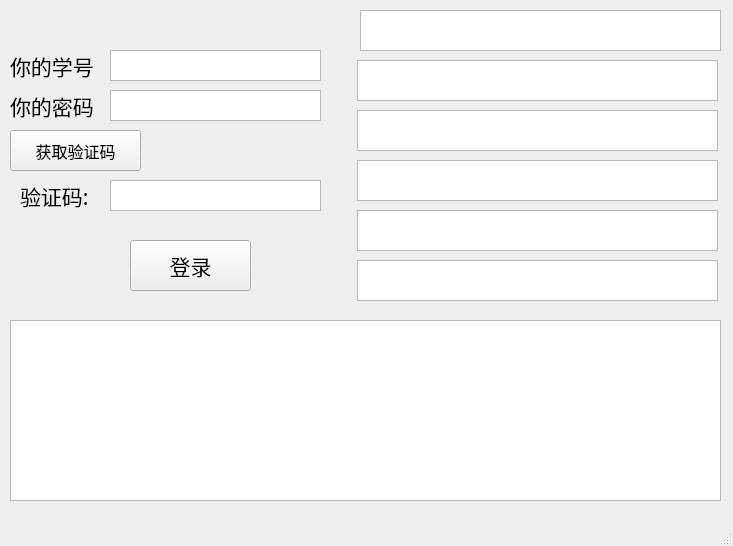
The window that ui_test.ui (JunkuiZhang/whuCourseSelector) describes before a commit, drawn with Qt 5.
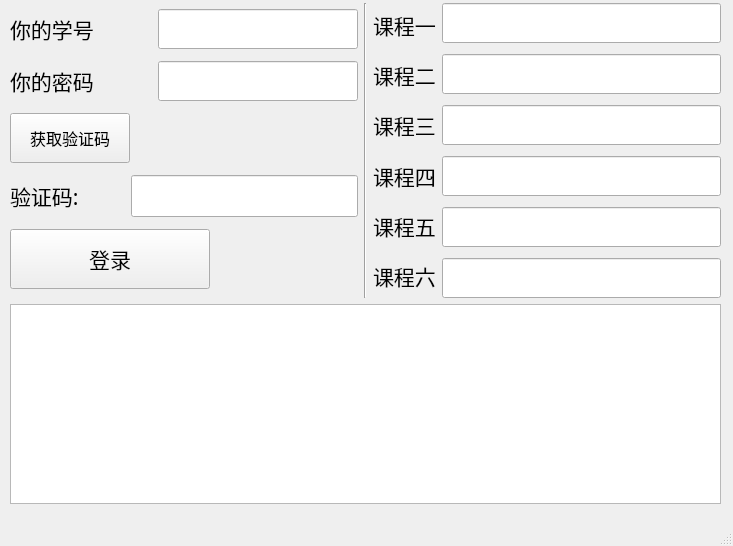
The same window after the commit. Icons and pictures are not drawn.

Diff of the .ui file:
```diff
--- a/ui_test.ui
+++ b/ui_test.ui
@@ -14,235 +14,569 @@
    <string>MainWindow</string>
   </property>
   <widget class="QWidget" name="centralwidget">
-   <widget class="QTextEdit" name="user_name">
+   <widget class="QWidget" name="">
     <property name="geometry">
      <rect>
-      <x>110</x>
-      <y>50</y>
-      <width>211</width>
-      <height>31</height>
-     </rect>
-    </property>
-    <property name="toolTip">
-     <string>&lt;html&gt;&lt;head/&gt;&lt;body&gt;&lt;p&gt;在这里输入你的学号&lt;/p&gt;&lt;/body&gt;&lt;/html&gt;</string>
-    </property>
-    <property name="inputMethodHints">
-     <set>Qt::ImhDigitsOnly</set>
-    </property>
-   </widget>
-   <widget class="QLabel" name="tips_user_name">
-    <property name="geometry">
-     <rect>
       <x>10</x>
-      <y>50</y>
-      <width>101</width>
-      <height>31</height>
-     </rect>
-    </property>
-    <property name="font">
-     <font>
-      <family>宋体</family>
-      <pointsize>16</pointsize>
-     </font>
-    </property>
-    <property name="text">
-     <string>你的学号</string>
-    </property>
-   </widget>
-   <widget class="QLabel" name="tips_password">
-    <property name="geometry">
-     <rect>
-      <x>10</x>
-      <y>90</y>
-      <width>101</width>
-      <height>31</height>
-     </rect>
-    </property>
-    <property name="font">
-     <font>
-      <family>宋体</family>
-      <pointsize>16</pointsize>
-     </font>
-    </property>
-    <property name="text">
-     <string>你的密码</string>
-    </property>
-   </widget>
-   <widget class="QTextEdit" name="password">
-    <property name="geometry">
-     <rect>
-      <x>110</x>
-      <y>90</y>
-      <width>211</width>
-      <height>31</height>
-     </rect>
-    </property>
-    <property name="toolTip">
-     <string>&lt;html&gt;&lt;head/&gt;&lt;body&gt;&lt;p&gt;在这里输入你的密码&lt;/p&gt;&lt;/body&gt;&lt;/html&gt;</string>
-    </property>
-   </widget>
-   <widget class="QLabel" name="captcha">
-    <property name="geometry">
-     <rect>
-      <x>170</x>
-      <y>140</y>
-      <width>131</width>
-      <height>31</height>
-     </rect>
-    </property>
-    <property name="toolTip">
-     <string>&lt;html&gt;&lt;head/&gt;&lt;body&gt;&lt;p&gt;验证码&lt;/p&gt;&lt;/body&gt;&lt;/html&gt;</string>
-    </property>
-    <property name="text">
-     <string/>
-    </property>
-    <property name="pixmap">
-     <pixmap>0.jpg</pixmap>
-    </property>
-   </widget>
-   <widget class="QTextEdit" name="captcha_2">
-    <property name="geometry">
-     <rect>
-      <x>110</x>
-      <y>180</y>
-      <width>211</width>
-      <height>31</height>
-     </rect>
-    </property>
-    <property name="toolTip">
-     <string>&lt;html&gt;&lt;head/&gt;&lt;body&gt;&lt;p&gt;在这里输入上图的验证码&lt;/p&gt;&lt;/body&gt;&lt;/html&gt;</string>
-    </property>
-   </widget>
-   <widget class="QLabel" name="tips_captcha_2">
-    <property name="geometry">
-     <rect>
-      <x>20</x>
-      <y>180</y>
-      <width>81</width>
-      <height>31</height>
-     </rect>
-    </property>
-    <property name="font">
-     <font>
-      <family>宋体</family>
-      <pointsize>16</pointsize>
-     </font>
-    </property>
-    <property name="text">
-     <string>验证码:</string>
-    </property>
-   </widget>
-   <widget class="QPushButton" name="login">
-    <property name="geometry">
-     <rect>
-      <x>130</x>
-      <y>240</y>
-      <width>121</width>
-      <height>51</height>
-     </rect>
-    </property>
-    <property name="font">
-     <font>
-      <family>黑体</family>
-      <pointsize>16</pointsize>
-     </font>
-    </property>
-    <property name="toolTip">
-     <string>&lt;html&gt;&lt;head/&gt;&lt;body&gt;&lt;p&gt;登录&lt;/p&gt;&lt;/body&gt;&lt;/html&gt;</string>
-    </property>
-    <property name="text">
-     <string>登录</string>
-    </property>
-   </widget>
-   <widget class="QTextBrowser" name="print_window">
-    <property name="geometry">
-     <rect>
-      <x>10</x>
-      <y>320</y>
+      <y>3</y>
       <width>711</width>
-      <height>181</height>
+      <height>501</height>
      </rect>
     </property>
+    <layout class="QVBoxLayout" name="verticalLayout_2">
+     <item>
+      <layout class="QHBoxLayout" name="horizontalLayout_6">
+       <item>
+        <layout class="QVBoxLayout" name="verticalLayout">
+         <item>
+          <layout class="QHBoxLayout" name="horizontalLayout">
+           <item>
+            <widget class="QLabel" name="tips_user_name">
+             <property name="font">
+              <font>
+               <family>宋体</family>
+               <pointsize>16</pointsize>
+              </font>
+             </property>
+             <property name="text">
+              <string>你的学号</string>
+             </property>
+            </widget>
+           </item>
+           <item>
+            <spacer name="horizontalSpacer">
+             <property name="orientation">
+              <enum>Qt::Horizontal</enum>
+             </property>
+             <property name="sizeHint" stdset="0">
+              <size>
+               <width>40</width>
+               <height>20</height>
+              </size>
+             </property>
+            </spacer>
+           </item>
+           <item>
+            <widget class="QLineEdit" name="user_name">
+             <property name="minimumSize">
+              <size>
+               <width>200</width>
+               <height>40</height>
+              </size>
+             </property>
+             <property name="maximumSize">
+              <size>
+               <width>200</width>
+               <height>40</height>
+              </size>
+             </property>
+             <property name="font">
+              <font>
+               <family>Adobe Arabic</family>
+               <pointsize>18</pointsize>
+              </font>
+             </property>
+            </widget>
+           </item>
+          </layout>
+         </item>
+         <item>
+          <layout class="QHBoxLayout" name="horizontalLayout_3">
+           <item>
+            <widget class="QLabel" name="tips_password">
+             <property name="font">
+              <font>
+               <family>宋体</family>
+               <pointsize>16</pointsize>
+              </font>
+             </property>
+             <property name="text">
+              <string>你的密码</string>
+             </property>
+            </widget>
+           </item>
+           <item>
+            <spacer name="horizontalSpacer_2">
+             <property name="orientation">
+              <enum>Qt::Horizontal</enum>
+             </property>
+             <property name="sizeHint" stdset="0">
+              <size>
+               <width>40</width>
+               <height>20</height>
+              </size>
+             </property>
+            </spacer>
+           </item>
+           <item>
+            <widget class="QLineEdit" name="password">
+             <property name="minimumSize">
+              <size>
+               <width>200</width>
+               <height>40</height>
+              </size>
+             </property>
+             <property name="maximumSize">
+              <size>
+               <width>200</width>
+               <height>40</height>
+              </size>
+             </property>
+             <property name="font">
+              <font>
+               <family>Arial</family>
+               <pointsize>12</pointsize>
+              </font>
+             </property>
+             <property name="focusPolicy">
+              <enum>Qt::StrongFocus</enum>
+             </property>
+             <property name="echoMode">
+              <enum>QLineEdit::Password</enum>
+             </property>
+            </widget>
+           </item>
+          </layout>
+         </item>
+         <item>
+          <layout class="QHBoxLayout" name="horizontalLayout_4">
+           <item>
+            <widget class="QPushButton" name="get_captcha">
+             <property name="minimumSize">
+              <size>
+               <width>120</width>
+               <height>50</height>
+              </size>
+             </property>
+             <property name="maximumSize">
+              <size>
+               <width>120</width>
+               <height>50</height>
+              </size>
+             </property>
+             <property name="font">
+              <font>
+               <family>黑体</family>
+               <pointsize>12</pointsize>
+              </font>
+             </property>
+             <property name="text">
+              <string>获取验证码</string>
+             </property>
+            </widget>
+           </item>
+           <item>
+            <spacer name="horizontalSpacer_3">
+             <property name="orientation">
+              <enum>Qt::Horizontal</enum>
+             </property>
+             <property name="sizeHint" stdset="0">
+              <size>
+               <width>40</width>
+               <height>20</height>
+              </size>
+             </property>
+            </spacer>
+           </item>
+           <item>
+            <widget class="QLabel" name="captcha">
+             <property name="minimumSize">
+              <size>
+               <width>135</width>
+               <height>50</height>
+              </size>
+             </property>
+             <property name="maximumSize">
+              <size>
+               <width>135</width>
+               <height>50</height>
+              </size>
+             </property>
+             <property name="toolTip">
+              <string>&lt;html&gt;&lt;head/&gt;&lt;body&gt;&lt;p&gt;验证码&lt;/p&gt;&lt;/body&gt;&lt;/html&gt;</string>
+             </property>
+             <property name="text">
+              <string/>
+             </property>
+             <property name="pixmap">
+              <pixmap>0.jpg</pixmap>
+             </property>
+            </widget>
+           </item>
+          </layout>
+         </item>
+         <item>
+          <layout class="QHBoxLayout" name="horizontalLayout_5">
+           <item>
+            <widget class="QLabel" name="tips_captcha_2">
+             <property name="font">
+              <font>
+               <family>宋体</family>
+               <pointsize>16</pointsize>
+              </font>
+             </property>
+             <property name="text">
+              <string>验证码:</string>
+             </property>
+            </widget>
+           </item>
+           <item>
+            <spacer name="horizontalSpacer_4">
+             <property name="orientation">
+              <enum>Qt::Horizontal</enum>
+             </property>
+             <property name="sizeHint" stdset="0">
+              <size>
+               <width>40</width>
+               <height>20</height>
+              </size>
+             </property>
+            </spacer>
+           </item>
+           <item>
+            <widget class="QLineEdit" name="captcha_2">
+             <property name="font">
+              <font>
+               <family>Adobe Arabic</family>
+               <pointsize>18</pointsize>
+              </font>
+             </property>
+            </widget>
+           </item>
+          </layout>
+         </item>
+         <item>
+          <widget class="QPushButton" name="login">
+           <property name="minimumSize">
+            <size>
+             <width>200</width>
+             <height>60</height>
+            </size>
+           </property>
+           <property name="maximumSize">
+            <size>
+             <width>200</width>
+             <height>60</height>
+            </size>
+           </property>
+           <property name="font">
+            <font>
+             <family>黑体</family>
+             <pointsize>16</pointsize>
+            </font>
+           </property>
+           <property name="toolTip">
+            <string>&lt;html&gt;&lt;head/&gt;&lt;body&gt;&lt;p&gt;登录&lt;/p&gt;&lt;/body&gt;&lt;/html&gt;</string>
+           </property>
+           <property name="layoutDirection">
+            <enum>Qt::LeftToRight</enum>
+           </property>
+           <property name="text">
+            <string>登录</string>
+           </property>
+          </widget>
+         </item>
+        </layout>
+       </item>
+       <item>
+        <widget class="Line" name="line">
+         <property name="orientation">
+          <enum>Qt::Vertical</enum>
+         </property>
+        </widget>
+       </item>
+       <item>
+        <layout class="QHBoxLayout" name="horizontalLayout_2">
+         <item>
+          <layout class="QVBoxLayout" name="verticalLayout_5">
+           <item>
+            <widget class="QLabel" name="label">
+             <property name="font">
+              <font>
+               <family>宋体</family>
+               <pointsize>16</pointsize>
+              </font>
+             </property>
+             <property name="text">
+              <string>课程一</string>
+             </property>
+            </widget>
+           </item>
+           <item>
+            <widget class="QLabel" name="label_2">
+             <property name="font">
+              <font>
+               <family>宋体</family>
+               <pointsize>16</pointsize>
+              </font>
+             </property>
+             <property name="text">
+              <string>课程二</string>
+             </property>
+            </widget>
+           </item>
+           <item>
+            <widget class="QLabel" name="label_3">
+             <property name="font">
+              <font>
+               <family>宋体</family>
+               <pointsize>16</pointsize>
+              </font>
+             </property>
+             <property name="text">
+              <string>课程三</string>
+             </property>
+            </widget>
+           </item>
+           <item>
+            <widget class="QLabel" name="label_4">
+             <property name="font">
+              <font>
+               <family>宋体</family>
+               <pointsize>16</pointsize>
+              </font>
+             </property>
+             <property name="text">
+              <string>课程四</string>
+             </property>
+            </widget>
+           </item>
+           <item>
+            <widget class="QLabel" name="label_5">
+             <property name="font">
+              <font>
+               <family>宋体</family>
+               <pointsize>16</pointsize>
+              </font>
+             </property>
+             <property name="text">
+              <string>课程五</string>
+             </property>
+            </widget>
+           </item>
+           <item>
+            <widget class="QLabel" name="label_6">
+             <property name="font">
+              <font>
+               <family>宋体</family>
+               <pointsize>16</pointsize>
+              </font>
+             </property>
+             <property name="text">
+              <string>课程六</string>
+             </property>
+            </widget>
+           </item>
+          </layout>
+         </item>
+         <item>
+          <layout class="QVBoxLayout" name="verticalLayout_4">
+           <item>
+            <widget class="QLineEdit" name="course_1">
+             <property name="minimumSize">
+              <size>
+               <width>0</width>
+               <height>40</height>
+              </size>
+             </property>
+             <property name="font">
+              <font>
+               <family>Adobe Arabic</family>
+               <pointsize>18</pointsize>
+              </font>
+             </property>
+            </widget>
+           </item>
+           <item>
+            <spacer name="verticalSpacer_2">
+             <property name="orientation">
+              <enum>Qt::Vertical</enum>
+             </property>
+             <property name="sizeHint" stdset="0">
+              <size>
+               <width>20</width>
+               <height>40</height>
+              </size>
+             </property>
+            </spacer>
+           </item>
+           <item>
+            <widget class="QLineEdit" name="course_2">
+             <property name="minimumSize">
+              <size>
+               <width>0</width>
+               <height>40</height>
+              </size>
+             </property>
+             <property name="font">
+              <font>
+               <family>Adobe Arabic</family>
+               <pointsize>18</pointsize>
+              </font>
+             </property>
+            </widget>
+           </item>
+           <item>
+            <spacer name="verticalSpacer_3">
+             <property name="orientation">
+              <enum>Qt::Vertical</enum>
+             </property>
+             <property name="sizeHint" stdset="0">
+              <size>
+               <width>20</width>
+               <height>40</height>
+              </size>
+             </property>
+            </spacer>
+           </item>
+           <item>
+            <widget class="QLineEdit" name="course_3">
+             <property name="minimumSize">
+              <size>
+               <width>0</width>
+               <height>40</height>
+              </size>
+             </property>
+             <property name="font">
+              <font>
+               <family>Adobe Arabic</family>
+               <pointsize>18</pointsize>
+              </font>
+             </property>
+            </widget>
+           </item>
+           <item>
+            <spacer name="verticalSpacer_4">
+             <property name="orientation">
+              <enum>Qt::Vertical</enum>
+             </property>
+             <property name="sizeHint" stdset="0">
+              <size>
+               <width>20</width>
+               <height>40</height>
+              </size>
+             </property>
+            </spacer>
+           </item>
+           <item>
+            <widget class="QLineEdit" name="course_4">
+             <property name="minimumSize">
+              <size>
+               <width>0</width>
+               <height>40</height>
+              </size>
+             </property>
+             <property name="sizeIncrement">
+              <size>
+               <width>0</width>
+               <height>0</height>
+              </size>
+             </property>
+            </widget>
+           </item>
+           <item>
+            <spacer name="verticalSpacer_5">
+             <property name="orientation">
+              <enum>Qt::Vertical</enum>
+             </property>
+             <property name="sizeHint" stdset="0">
+              <size>
+               <width>20</width>
+               <height>40</height>
+              </size>
+             </property>
+            </spacer>
+           </item>
+           <item>
+            <widget class="QLineEdit" name="course_5">
+             <property name="minimumSize">
+              <size>
+               <width>0</width>
+               <height>40</height>
+              </size>
+             </property>
+             <property name="sizeIncrement">
+              <size>
+               <width>0</width>
+               <height>0</height>
+              </size>
+             </property>
+             <property name="font">
+              <font>
+               <family>Adobe Arabic</family>
+               <pointsize>18</pointsize>
+              </font>
+             </property>
+            </widget>
+           </item>
+           <item>
+            <spacer name="verticalSpacer_6">
+             <property name="orientation">
+              <enum>Qt::Vertical</enum>
+             </property>
+             <property name="sizeHint" stdset="0">
+              <size>
+               <width>20</width>
+               <height>40</height>
+              </size>
+             </property>
+            </spacer>
+           </item>
+           <item>
+            <widget class="QLineEdit" name="course_6">
+             <property name="minimumSize">
+              <size>
+               <width>0</width>
+               <height>40</height>
+              </size>
+             </property>
+             <property name="font">
+              <font>
+               <family>Adobe Arabic</family>
+               <pointsize>18</pointsize>
+              </font>
+             </property>
+            </widget>
+           </item>
+          </layout>
+         </item>
+        </layout>
+       </item>
+      </layout>
+     </item>
+     <item>
+      <widget class="QTextBrowser" name="print_window">
+       <property name="minimumSize">
+        <size>
+         <width>0</width>
+         <height>200</height>
+        </size>
+       </property>
+       <property name="maximumSize">
+        <size>
+         <width>16777215</width>
+         <height>200</height>
+        </size>
+       </property>
+       <property name="font">
+        <font>
+         <family>Adobe Arabic</family>
+         <pointsize>14</pointsize>
+        </font>
+       </property>
+       <property name="focusPolicy">
+        <enum>Qt::StrongFocus</enum>
+       </property>
+      </widget>
+     </item>
+    </layout>
    </widget>
-   <widget class="QTextEdit" name="course_1">
-    <property name="geometry">
-     <rect>
-      <x>360</x>
-      <y>10</y>
-      <width>361</width>
-      <height>41</height>
-     </rect>
-    </property>
-   </widget>
-   <widget class="QTextEdit" name="course_2">
-    <property name="geometry">
-     <rect>
-      <x>357</x>
-      <y>60</y>
-      <width>361</width>
-      <height>41</height>
-     </rect>
-    </property>
-   </widget>
-   <widget class="QTextEdit" name="course_3">
-    <property name="geometry">
-     <rect>
-      <x>357</x>
-      <y>110</y>
-      <width>361</width>
-      <height>41</height>
-     </rect>
-    </property>
-   </widget>
-   <widget class="QTextEdit" name="course_4">
-    <property name="geometry">
-     <rect>
-      <x>357</x>
-      <y>160</y>
-      <width>361</width>
-      <height>41</height>
-     </rect>
-    </property>
-   </widget>
-   <widget class="QTextEdit" name="course_5">
-    <property name="geometry">
-     <rect>
-      <x>357</x>
-      <y>210</y>
-      <width>361</width>
-      <height>41</height>
-     </rect>
-    </property>
-   </widget>
-   <widget class="QTextEdit" name="course_6">
-    <property name="geometry">
-     <rect>
-      <x>357</x>
-      <y>260</y>
-      <width>361</width>
-      <height>41</height>
-     </rect>
-    </property>
-   </widget>
-   <widget class="QPushButton" name="get_captcha">
-    <property name="geometry">
-     <rect>
-      <x>10</x>
-      <y>130</y>
-      <width>131</width>
-      <height>41</height>
-     </rect>
-    </property>
-    <property name="font">
-     <font>
-      <family>黑体</family>
-      <pointsize>12</pointsize>
-     </font>
-    </property>
-    <property name="text">
-     <string>获取验证码</string>
-    </property>
-   </widget>
+   <zorder>layoutWidget</zorder>
+   <zorder>layoutWidget</zorder>
+   <zorder>print_window</zorder>
+   <zorder>line</zorder>
+   <zorder>user_name</zorder>
+   <zorder>tips_user_name</zorder>
   </widget>
   <widget class="QMenuBar" name="menubar">
    <property name="geometry">
```
